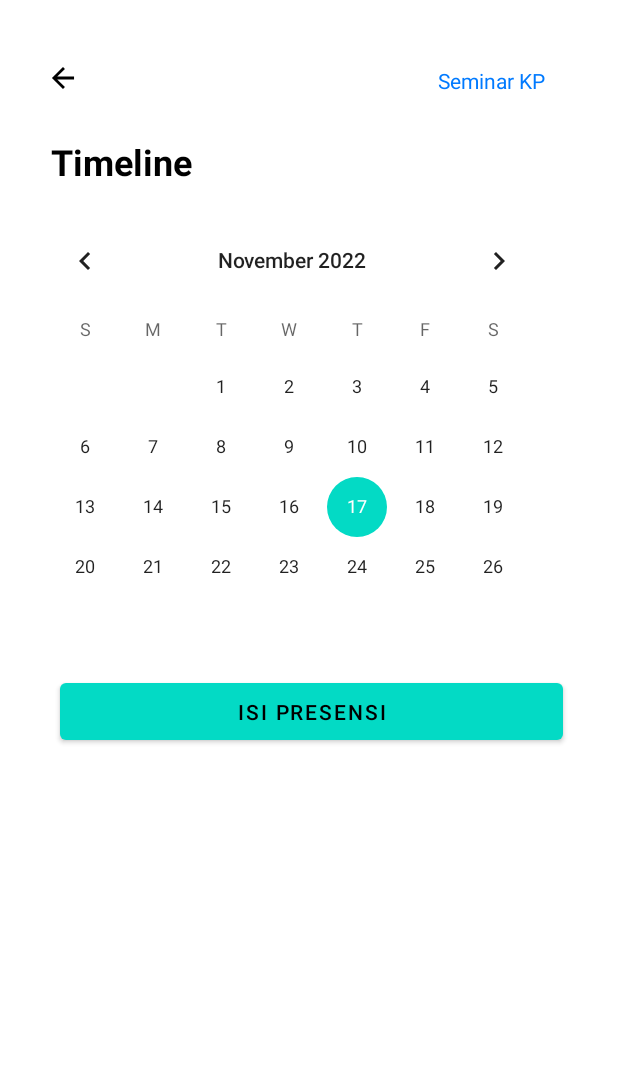
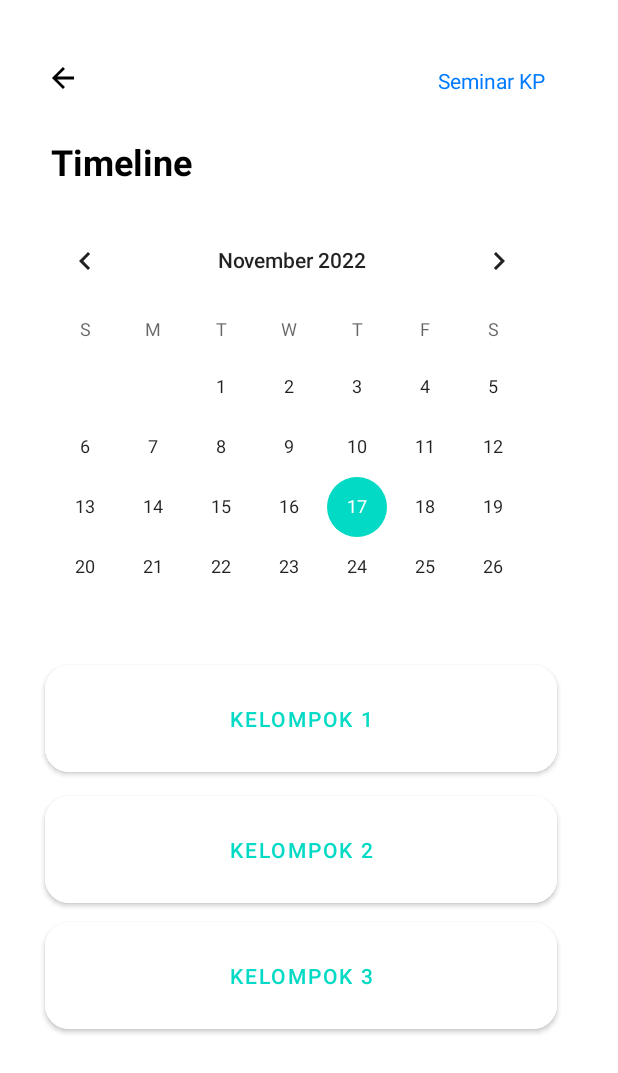
Before and after one commit to FadilaTriAfriani2011521011/Loki_A9, an Android app: the seminarKP screen opened directly, with no data from a screen before it, on a phone screen of 412 x 824 dp. Shown: the top 1073 px of the screen. Run offline under Robolectric (Android 15) with nearby library versions, the light colour scheme and no system bars.

Commit message:
Update activity_seminar_kp.xml

```diff
--- a/app/src/main/res/layout/activity_seminar_kp.xml
+++ b/app/src/main/res/layout/activity_seminar_kp.xml
@@ -48,16 +48,48 @@
 
     <Button
         android:id="@+id/buttonsem"
-        android:layout_width="335dp"
-        android:layout_height="50dp"
-        android:layout_marginTop="52dp"
-        android:text="Isi Presensi"
-        android:textColor="#000000"
+        android:layout_width="341dp"
+        android:layout_height="83dp"
+        android:layout_marginTop="40dp"
+        android:backgroundTint="#FFFFFF"
+        android:text="Kelompok 1"
+        android:textColor="#FF03DAC5"
         app:backgroundTint="@color/teal_200"
+        app:cornerRadius="16dp"
         app:layout_constraintEnd_toEndOf="parent"
-        app:layout_constraintHorizontal_bias="0.526"
+        app:layout_constraintHorizontal_bias="0.428"
         app:layout_constraintStart_toStartOf="parent"
         app:layout_constraintTop_toBottomOf="@+id/calendarView" />
+
+    <Button
+        android:id="@+id/buttonsem2"
+        android:layout_width="341dp"
+        android:layout_height="83dp"
+        android:layout_marginTop="4dp"
+        android:backgroundTint="#FFFFFF"
+        android:text="Kelompok 2"
+        android:textColor="#FF03DAC5"
+        app:backgroundTint="@color/teal_200"
+        app:cornerRadius="16dp"
+        app:layout_constraintEnd_toEndOf="parent"
+        app:layout_constraintHorizontal_bias="0.428"
+        app:layout_constraintStart_toStartOf="parent"
+        app:layout_constraintTop_toBottomOf="@+id/buttonsem" />
+
+    <Button
+        android:id="@+id/buttonsem3"
+        android:layout_width="341dp"
+        android:layout_height="83dp"
+        android:layout_marginTop="88dp"
+        android:backgroundTint="#FFFFFF"
+        android:text="Kelompok 3"
+        android:textColor="#FF03DAC5"
+        app:backgroundTint="@color/teal_200"
+        app:cornerRadius="16dp"
+        app:layout_constraintEnd_toEndOf="parent"
+        app:layout_constraintHorizontal_bias="0.428"
+        app:layout_constraintStart_toStartOf="parent"
+        app:layout_constraintTop_toBottomOf="@+id/buttonsem" />
 
     <ImageView
         android:id="@+id/Home4"
```
